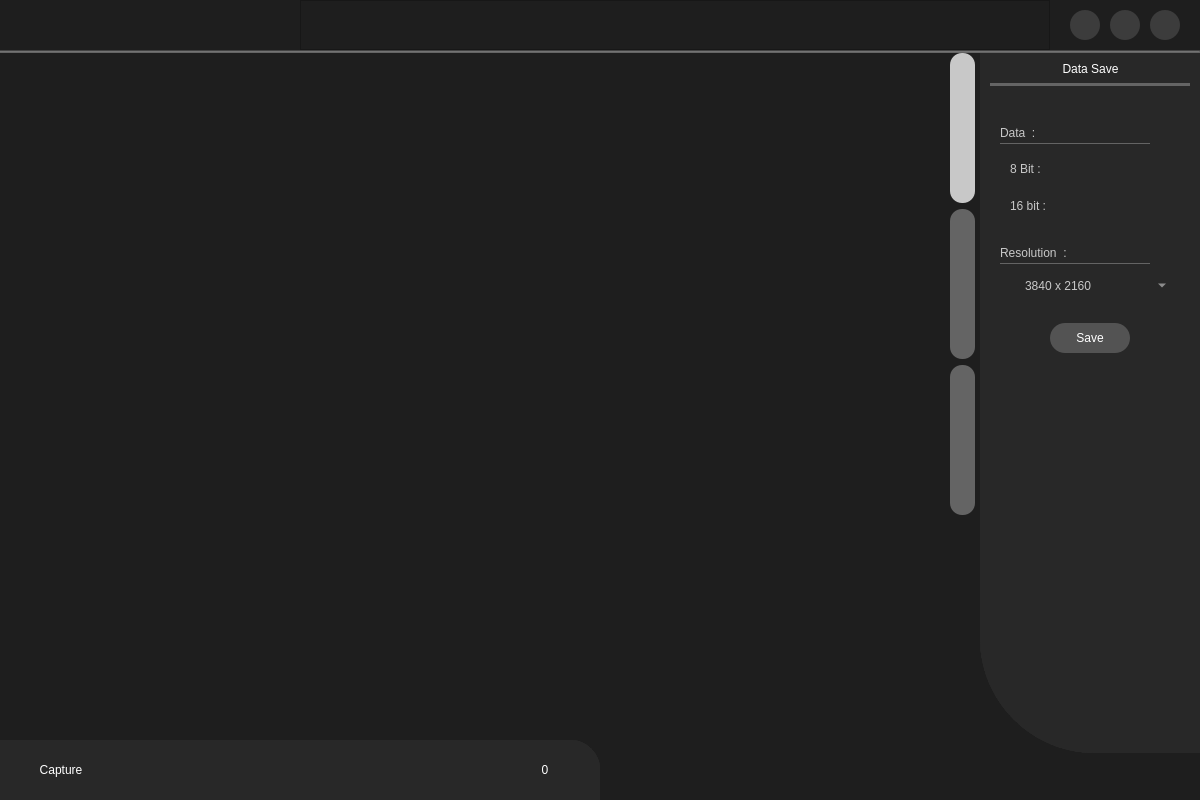
Qt form main.ui (frknrnn/fiberScope_APP_PySide2_Basler) before a commit.
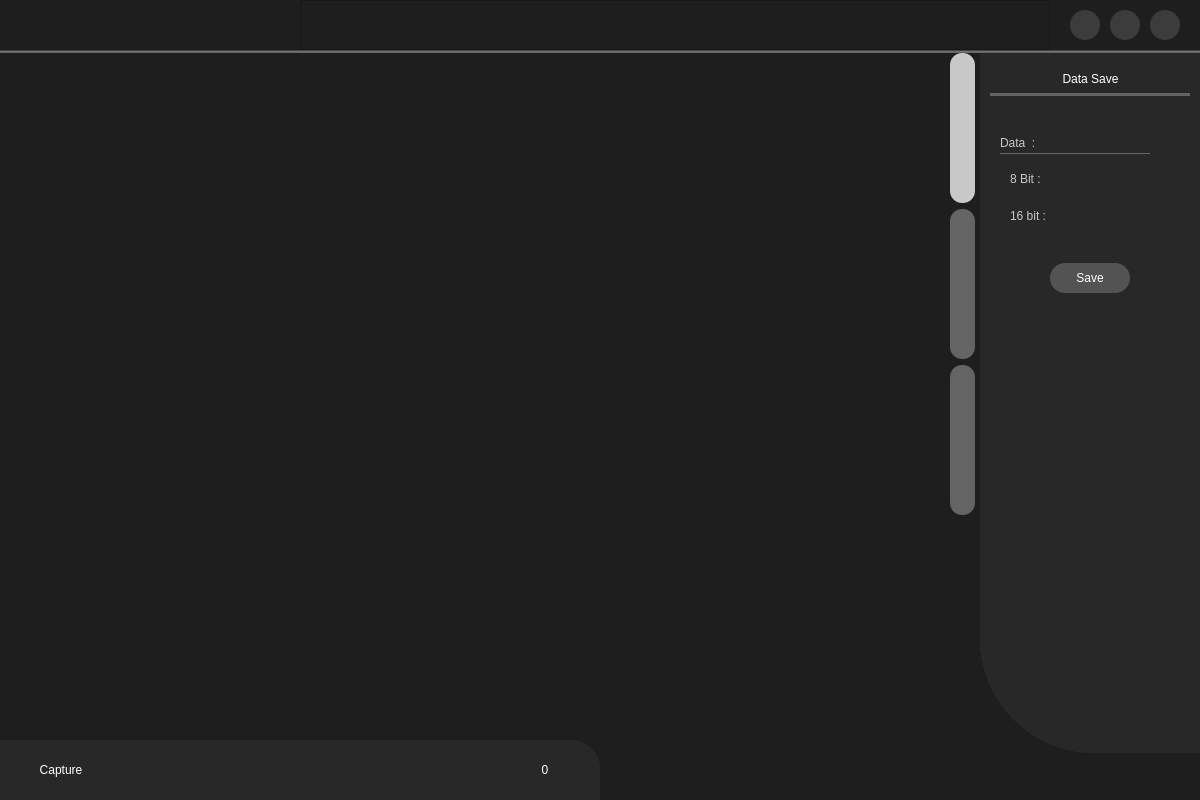
The same form after that commit. The open tabs and pages were chosen to show the change. Icons and pictures are not drawn.

Commit message: save data opsiyonu eklendi

What changed in the file:
```diff
--- a/main.ui
+++ b/main.ui
@@ -3197,7 +3197,7 @@
                            <property name="geometry">
                             <rect>
                              <x>20</x>
-                             <y>0</y>
+                             <y>10</y>
                              <width>181</width>
                              <height>31</height>
                             </rect>
@@ -3217,7 +3217,7 @@
                            <property name="geometry">
                             <rect>
                              <x>10</x>
-                             <y>30</y>
+                             <y>40</y>
                              <width>200</width>
                              <height>3</height>
                             </rect>
@@ -3236,7 +3236,7 @@
                            <property name="geometry">
                             <rect>
                              <x>10</x>
-                             <y>60</y>
+                             <y>70</y>
                              <width>200</width>
                              <height>300</height>
                             </rect>
@@ -3278,7 +3278,7 @@
                              <property name="geometry">
                               <rect>
                                <x>60</x>
-                               <y>210</y>
+                               <y>140</y>
                                <width>80</width>
                                <height>30</height>
                               </rect>
@@ -3320,81 +3320,6 @@
                               <string>Save</string>
                              </property>
                             </widget>
-                            <widget class="QLabel" name="label_10">
-                             <property name="geometry">
-                              <rect>
-                               <x>10</x>
-                               <y>130</y>
-                               <width>111</width>
-                               <height>20</height>
-                              </rect>
-                             </property>
-                             <property name="styleSheet">
-                              <string notr="true">color: rgb(200, 200, 200);
-font: 87 9pt &quot;Segoe UI Black&quot;;</string>
-                             </property>
-                             <property name="text">
-                              <string>Resolution  : </string>
-                             </property>
-                            </widget>
-                            <widget class="QComboBox" name="comboBox_saveDataResolution">
-                             <property name="geometry">
-                              <rect>
-                               <x>30</x>
-                               <y>160</y>
-                               <width>150</width>
-                               <height>25</height>
-                              </rect>
-                             </property>
-                             <property name="minimumSize">
-                              <size>
-                               <width>150</width>
-                               <height>25</height>
-                              </size>
-                             </property>
-                             <property name="maximumSize">
-                              <size>
-                               <width>150</width>
-                               <height>25</height>
-                              </size>
-                             </property>
-                             <property name="layoutDirection">
-                              <enum>Qt::LeftToRight</enum>
-                             </property>
-                             <property name="styleSheet">
-                              <string notr="true">QComboBox{
-color: rgb(200, 200, 200);
-font: 87 9pt &quot;Segoe UI Black&quot;;
-border-radius:2px;
-border-none;
-background-color: transparent;
-}
-QComboBox QAbstractItemView{border: 0px;color:white}</string>
-                             </property>
-                             <property name="currentText">
-                              <string>3840 x 2160</string>
-                             </property>
-                             <item>
-                              <property name="text">
-                               <string>3840 x 2160</string>
-                              </property>
-                             </item>
-                             <item>
-                              <property name="text">
-                               <string>2560 x 1440</string>
-                              </property>
-                             </item>
-                             <item>
-                              <property name="text">
-                               <string>1920 x 1080</string>
-                              </property>
-                             </item>
-                             <item>
-                              <property name="text">
-                               <string>1280 x 720</string>
-                              </property>
-                             </item>
-                            </widget>
                             <widget class="Line" name="line_7">
                              <property name="geometry">
                               <rect>
@@ -3414,26 +3339,7 @@
                               <enum>Qt::Horizontal</enum>
                              </property>
                             </widget>
-                            <widget class="Line" name="line_8">
-                             <property name="geometry">
-                              <rect>
-                               <x>10</x>
-                               <y>150</y>
-                               <width>150</width>
-                               <height>1</height>
-                              </rect>
-                             </property>
-                             <property name="styleSheet">
-                              <string notr="true">background-color: rgb(100, 100, 100);</string>
-                             </property>
-                             <property name="lineWidth">
-                              <number>2</number>
-                             </property>
-                             <property name="orientation">
-                              <enum>Qt::Horizontal</enum>
-                             </property>
-                            </widget>
-                            <widget class="QWidget" name="">
+                            <widget class="QWidget" name="layoutWidget">
                              <property name="geometry">
                               <rect>
                                <x>20</x>
```
Left out of the diff: 8 changed lines with no effect on the pictures. The commit also changes 6 other files.
